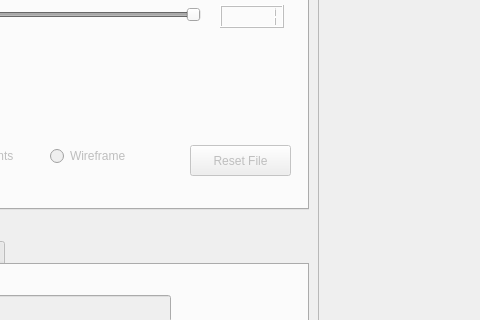
Before: the Qt Designer form meshMetricGui.ui in juliettepera/distance, drawn with Qt 5; both pictures show x 162 to 642 and y 370 to 690 of the 1222 by 909 pixel window.
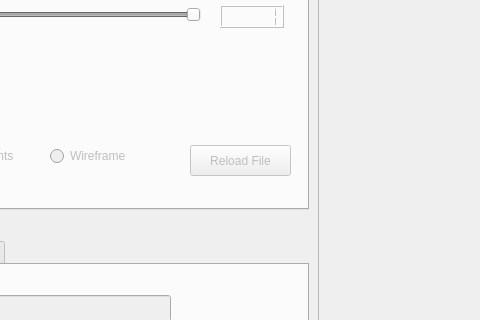
After: the same form once the commit is applied.

Patch:
```diff
--- a/meshMetricGui.ui
+++ b/meshMetricGui.ui
@@ -488,7 +488,7 @@
        <enum>Qt::LeftToRight</enum>
       </property>
       <property name="text">
-       <string>Reset File</string>
+       <string>Reload File</string>
       </property>
      </widget>
     </widget>
```
